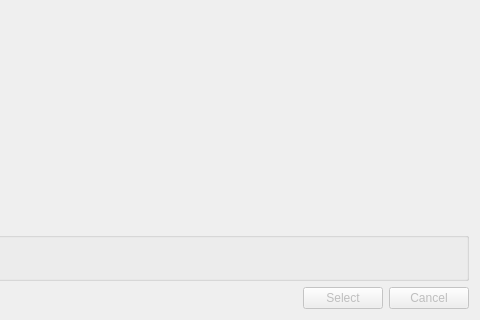
jonathanHuwP/CrystalGrowthTracker, file cgt/regionselectionwidget.ui: the form before one commit; both pictures show x 482 to 962 and y 171 to 491 of the 962 by 491 pixel window.
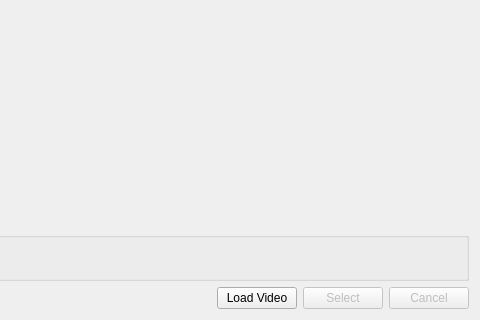
The form after the commit. Custom widgets are drawn as their Qt base class.

Commit message: migrated load video to region selection widget

```diff
--- a/cgt/regionselectionwidget.ui
+++ b/cgt/regionselectionwidget.ui
@@ -301,6 +301,13 @@
        </property>
       </spacer>
      </item>
+     <item>
+      <widget class="QPushButton" name="_loadVideoButton">
+       <property name="text">
+        <string>Load Video</string>
+       </property>
+      </widget>
+     </item>
      <item>
       <widget class="QPushButton" name="_selectButton">
        <property name="enabled">
```
Left out of the diff: 16 changed lines with no effect on the pictures. The commit also changes 3 other files.
